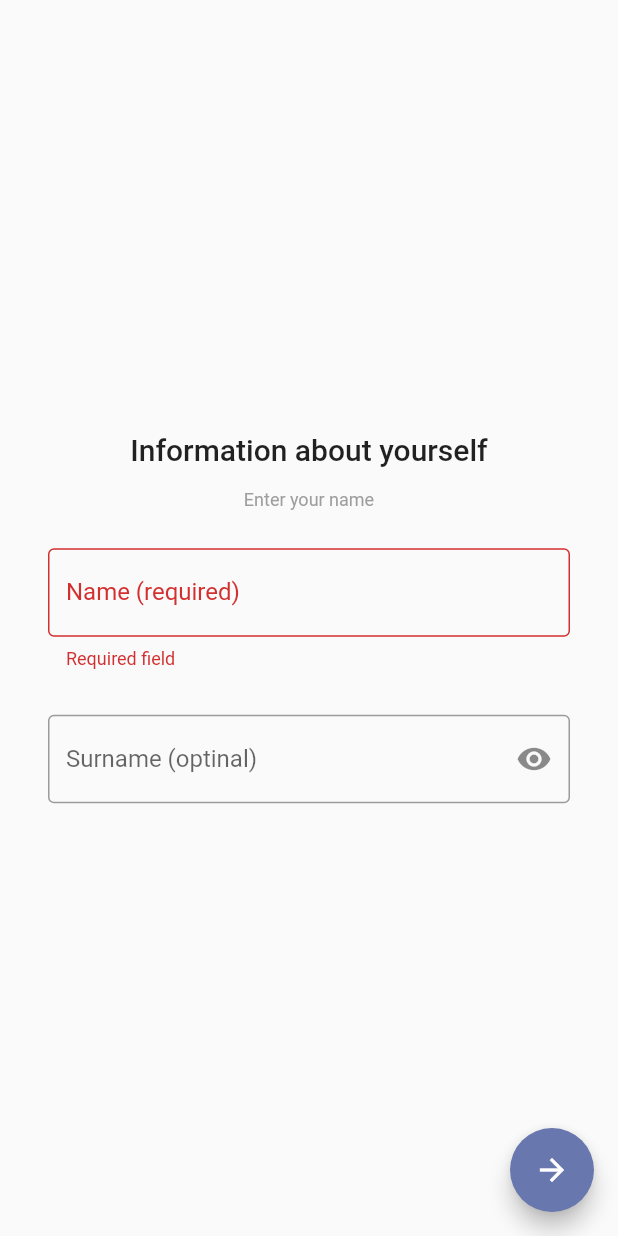
After one commit to SakharovDN/TelegramCloneMobile, a Flutter app: the SignUpView screen opened by its route, after a tap on the "arrow forward" icon, on a phone screen of 412 x 824 dp. The commit adds this screen. Run offline on Flutter 3.47's test engine with Material 2 defaults, Android fonts, the phone set to English and light mode, and no system bars; our stand-ins replace email_validator, flutter_dotenv, shimmer_animation; generated files the repository leaves out were written again.

Commit message:
added sign up

```diff
--- /dev/null
+++ b/mobile_client/lib/domain/dto/sign_up_request_dto.dart
@@ -0,0 +1,17 @@
+import 'package:json_annotation/json_annotation.dart';
+
+part 'sign_up_request_dto.g.dart';
+
+@JsonSerializable()
+class SignUpRequest {
+  final String email;
+  final String password;
+  final String name;
+  final String? surname;
+
+  const SignUpRequest({required this.email, required this.password, required this.name, this.surname});
+
+  factory SignUpRequest.fromJson(Map<String, dynamic> json) => _$SignUpRequestFromJson(json);
+
+  Map<String, dynamic> toJson() => _$SignUpRequestToJson(this);
+}
--- a/mobile_client/lib/l10n/app_en.arb
+++ b/mobile_client/lib/l10n/app_en.arb
@@ -3,5 +3,15 @@
     "startMessaging": "Start Messaging",
     "email": "E-mail",
     "password": "Password",
-    "enterYourEmailAndPassword": "Enter your e-mail and password"
+    "enterYourEmailAndPassword": "Enter your e-mail and password",
+    "lostConnection": "Lost internet connection",
+    "wrongPassword": "Wrong password",
+    "oops": "Oops ... something went wrong. Try again.",
+    "requiredField": "Required field",
+    "enterTheCorrectEmail": "Enter the correct e-mail",
+    "passwordLength": "The password must be at least 8 characters long",
+    "infoAboutYourself": "Information about yourself",
+    "enterYourName": "Enter your name",
+    "name": "Name (required)",
+    "surname": "Surname (optinal)"
 }
--- a/mobile_client/lib/ui/routes/app_router.dart
+++ b/mobile_client/lib/ui/routes/app_router.dart
@@ -1,20 +1,26 @@
 import 'package:flutter/material.dart';
 import 'package:provider/provider.dart';
 import 'package:telegram_clone/ui/routes/fade_page_route.dart';
-import 'package:telegram_clone/ui/widgets/models/auth_model.dart';
-import 'package:telegram_clone/ui/widgets/views/auth_view.dart';
+import 'package:telegram_clone/ui/widgets/models/sign_in_model.dart';
+import 'package:telegram_clone/ui/widgets/models/sign_up_model.dart';
+import 'package:telegram_clone/ui/widgets/views/sign_in_view.dart';
+import 'package:telegram_clone/ui/widgets/views/sign_up_view.dart';
 import 'package:telegram_clone/ui/widgets/views/welcome_view.dart';
 
 class AppRouter {
   static const String welcomeView = 'welcome';
-  static const String authView = 'auth';
+  static const String signInView = 'signIn';
+  static const String signUpView = 'signUp';
 
   Route<dynamic> onGenerateRoute(RouteSettings settings) {
     switch (settings.name) {
       case welcomeView:
         return MaterialPageRoute(builder: (context) => const WelcomeView());
-      case authView:
-        return FadePageRoute(child: ChangeNotifierProvider<AuthModel>(create: AuthModel.create, child: const AuthView()));
+      case signInView:
+        return FadePageRoute(child: ChangeNotifierProvider<SignInModel>(create: SignInModel.create, child: const SignInView()));
+      case signUpView:
+        return FadePageRoute(
+            child: ChangeNotifierProvider<SignUpModel>(create: SignUpModel.create, child: const SignUpView()), routeSettings: settings);
       default:
         throw ('This route name does not exists');
     }
--- a/mobile_client/lib/ui/routes/fade_page_route.dart
+++ b/mobile_client/lib/ui/routes/fade_page_route.dart
@@ -2,9 +2,11 @@ import 'package:flutter/cupertino.dart';
 
 class FadePageRoute extends PageRouteBuilder {
   final Widget child;
-  FadePageRoute({required this.child})
+  final RouteSettings? routeSettings;
+  FadePageRoute({required this.child, this.routeSettings})
       : super(
-        transitionDuration: const Duration(milliseconds: 500),
+          settings: routeSettings,
+          transitionDuration: const Duration(milliseconds: 500),
           pageBuilder: (context, animation, secondaryAnimation) => child,
         );
 
--- a/mobile_client/lib/ui/widgets/models/auth_model.dart
+++ b/mobile_client/lib/ui/widgets/models/sign_in_model.dart
@@ -1,12 +1,13 @@
 import 'package:email_validator/email_validator.dart';
 import 'package:flutter/cupertino.dart';
+import 'package:flutter_gen/gen_l10n/app_localizations.dart';
 import 'package:telegram_clone/domain/exceptions/api_exception.dart';
 import 'package:telegram_clone/domain/services/auth_service.dart';
 import 'package:telegram_clone/ui/routes/app_router.dart';
 import 'package:telegram_clone/ui/widgets/main/shake_widget.dart';
 
-class AuthModel extends ChangeNotifier {
-  BuildContext context;
+class SignInModel extends ChangeNotifier {
+  final BuildContext context;
   final _authService = AuthService();
 
   final emailController = TextEditingController();
@@ -23,9 +24,9 @@ class AuthModel extends ChangeNotifier {
   bool get canStartAuth => !_isAuthInProgress;
   bool get isAuthInProgress => _isAuthInProgress;
 
-  AuthModel({required this.context}) : super();
+  SignInModel({required this.context}) : super();
 
-  factory AuthModel.create(BuildContext context) => AuthModel(context: context);
+  factory SignInModel.create(BuildContext context) => SignInModel(context: context);
 
   Future<void> signIn() async {
     if (!_fieldsAreFilled()) {
@@ -43,15 +44,14 @@ class AuthModel extends ChangeNotifier {
     } on ApiException catch (ex) {
       switch (ex.type) {
         case ApiExceptionType.network:
-          _emailError = 'Потеряно интернет-соединие';
+          _emailError = AppLocalizations.of(context)!.lostConnection;
           break;
         case ApiExceptionType.notVerified:
           // TODO: send email
           break;
         case ApiExceptionType.notFound:
-          // TODO: change route to sign up
           Navigator.of(context).pushReplacementNamed(
-            AppRouter.welcomeView,
+            AppRouter.signUpView,
             arguments: {
               'email': email,
               'password': password,
@@ -64,7 +64,7 @@ class AuthModel extends ChangeNotifier {
           break;
         case ApiExceptionType.validationError:
         case ApiExceptionType.other:
-          _emailError = 'Упс.. что-то пошло не так. Попробуйте ещё раз.';
+          _emailError = AppLocalizations.of(context)!.oops;
           break;
         default:
           break;
@@ -79,20 +79,20 @@ class AuthModel extends ChangeNotifier {
     final password = passwordController.text.trim();
 
     if (email.isEmpty) {
-      _emailError = 'Обязательное поле';
+      _emailError = AppLocalizations.of(context)!.requiredField;
       emailKey.currentState?.shake();
     } else if (!EmailValidator.validate(email)) {
-      _emailError = 'Введите корректный e-mail';
+      _emailError = AppLocalizations.of(context)!.enterTheCorrectEmail;
       emailKey.currentState?.shake();
     } else {
       _emailError = null;
     }
 
     if (password.isEmpty) {
-      _passwordError = 'Обязательное поле';
+      _passwordError = AppLocalizations.of(context)!.requiredField;
       passwordKey.currentState?.shake();
     } else if (password.length < 8) {
-      _passwordError = 'Длина пароля должна быть не менее 8 символов';
+      _passwordError = AppLocalizations.of(context)!.passwordLength;
       passwordKey.currentState?.shake();
     } else {
       _passwordError = null;
--- /dev/null
+++ b/mobile_client/lib/ui/widgets/models/sign_up_model.dart
@@ -0,0 +1,78 @@
+import 'package:flutter/cupertino.dart';
+import 'package:flutter_gen/gen_l10n/app_localizations.dart';
+import 'package:telegram_clone/domain/exceptions/api_exception.dart';
+import 'package:telegram_clone/domain/services/auth_service.dart';
+import 'package:telegram_clone/ui/routes/app_router.dart';
+import 'package:telegram_clone/ui/widgets/main/shake_widget.dart';
+
+class SignUpModel extends ChangeNotifier {
+  final BuildContext context;
+  late final NavigatorState _navigator;
+  final _authService = AuthService();
+
+  final nameController = TextEditingController();
+  final nameKey = GlobalKey<ShakeWidgetState>();
+  String? _nameError;
+  String? get nameError => _nameError;
+
+  final surnameController = TextEditingController();
+
+  bool _isSignUpInProgress = false;
+  bool get canStartSigningUp => !_isSignUpInProgress;
+  bool get isSignUpInProgress => _isSignUpInProgress;
+
+  SignUpModel({required this.context}) : super() {
+    _navigator = Navigator.of(context);
+  }
+
+  factory SignUpModel.create(BuildContext context) => SignUpModel(context: context);
+
+  Future<void> signUp() async {
+    if (!_fieldsAreFilled()) {
+      return;
+    }
+
+    _nameError = null;
+    _isSignUpInProgress = true;
+    notifyListeners();
+
+    final args = ModalRoute.of(context)!.settings.arguments as Map<String, dynamic>;
+    final email = args['email'];
+    final password = args['password'];
+    final name = nameController.text.trim();
+    final surname = surnameController.text.trim();
+
+    try {
+      await _authService.signUp(email, password, name, surname);
+    } on ApiException catch (ex) {
+      switch (ex.type) {
+        case ApiExceptionType.network:
+          _nameError = AppLocalizations.of(context)!.lostConnection;
+          break;
+        default:
+          _nameError = AppLocalizations.of(context)!.oops;
+          break;
+      }
+    }
+
+    _isSignUpInProgress = false;
+    notifyListeners();
+    if (_nameError == null) {
+      _navigator.pushReplacementNamed(AppRouter.welcomeView);
+    }
+  }
+
+  bool _fieldsAreFilled() {
+    final email = nameController.text.trim();
+
+    if (email.isEmpty) {
+      _nameError = AppLocalizations.of(context)!.requiredField;
+      nameKey.currentState?.shake();
+    } else {
+      _nameError = null;
+    }
+
+    notifyListeners();
+    return _nameError == null;
+  }
+}
--- /dev/null
+++ b/mobile_client/lib/ui/widgets/views/sign_up_view.dart
@@ -0,0 +1,83 @@
+import 'package:flutter/material.dart';
+import 'package:flutter_gen/gen_l10n/app_localizations.dart';
+import 'package:provider/provider.dart';
+import 'package:telegram_clone/ui/widgets/main/app_text_field.dart';
+import 'package:telegram_clone/ui/widgets/models/sign_up_model.dart';
+
+class SignUpView extends StatefulWidget {
+  const SignUpView({Key? key}) : super(key: key);
+
+  @override
+  SignUpViewState createState() => SignUpViewState();
+}
+
+class SignUpViewState extends State<SignUpView> {
+  final _nameFocusNode = FocusNode();
+  final _surnameFocusNode = FocusNode();
+
+  void _signUp(bool canStartSigningUp) {
+    if (canStartSigningUp) {
+      context.read<SignUpModel>().signUp();
+    }
+  }
+
+  @override
+  void initState() {
+    _nameFocusNode.addListener(() => setState(() {}));
+    _surnameFocusNode.addListener(() => setState(() {}));
+    super.initState();
+  }
+
+  @override
+  Widget build(BuildContext context) {
+    final theme = Theme.of(context);
+    final nameError = context.watch<SignUpModel>().nameError;
+    final nameKey = context.watch<SignUpModel>().nameKey;
+    final isSignUpInProgress = context.watch<SignUpModel>().isSignUpInProgress;
+    final canStartSigningUp = context.watch<SignUpModel>().canStartSigningUp;
+
+    return Scaffold(
+      body: Center(
+        child: Padding(
+          padding: const EdgeInsets.symmetric(horizontal: 32),
+          child: Column(
+            mainAxisAlignment: MainAxisAlignment.center,
+            children: [
+              Text(
+                AppLocalizations.of(context)!.infoAboutYourself,
+                textAlign: TextAlign.center,
+                style: theme.textTheme.titleLarge,
+              ),
+              const SizedBox(height: 15),
+              Text(
+                AppLocalizations.of(context)!.enterYourName,
+                textAlign: TextAlign.center,
+                style: theme.textTheme.bodySmall?.copyWith(color: Colors.grey),
+              ),
+              const SizedBox(height: 25),
+              AppTextField(
+                globalKey: nameKey,
+                controller: context.read<SignUpModel>().nameController,
+                keyboardType: TextInputType.emailAddress,
+                textInputAction: TextInputAction.next,
+                labelText: AppLocalizations.of(context)!.name,
+                errorText: nameError,
+              ),
+              const SizedBox(height: 30),
+              AppTextField(
+                controller: context.read<SignUpModel>().surnameController,
+                obscureText: true,
+                labelText: AppLocalizations.of(context)!.surname,
+              ),
+            ],
+          ),
+        ),
+      ),
+      floatingActionButton: FloatingActionButton(
+        backgroundColor: theme.primaryColor,
+        onPressed: () => _signUp(canStartSigningUp),
+        child: isSignUpInProgress ? CircularProgressIndicator(color: theme.colorScheme.onPrimary) : const Icon(Icons.arrow_forward),
+      ),
+    );
+  }
+}
--- a/mobile_client/lib/ui/widgets/views/welcome_view.dart
+++ b/mobile_client/lib/ui/widgets/views/welcome_view.dart
@@ -40,7 +40,7 @@ class WelcomeView extends StatelessWidget {
                   interval: const Duration(seconds: 1),
                   colorOpacity: 0.2,
                   child: ElevatedButton(
-                    onPressed: () => Navigator.of(context).pushReplacementNamed(AppRouter.authView),
+                    onPressed: () => Navigator.of(context).pushReplacementNamed(AppRouter.signInView),
                     style: ElevatedButton.styleFrom(
                       backgroundColor: theme.primaryColor,
                     ),
```
Also changed, not shown: mobile_client/lib/domain/services/auth_service.dart (+31 -0 lines), mobile_client/lib/l10n/app_ru.arb (+11 -1 lines), mobile_client/lib/ui/widgets/views/sign_in_view.dart (renamed from mobile_client/lib/ui/widgets/views/auth_view.dart, +14 -14 lines), mobile_client/lib/domain/dto/sign_up_request_dto.g.dart (added).
